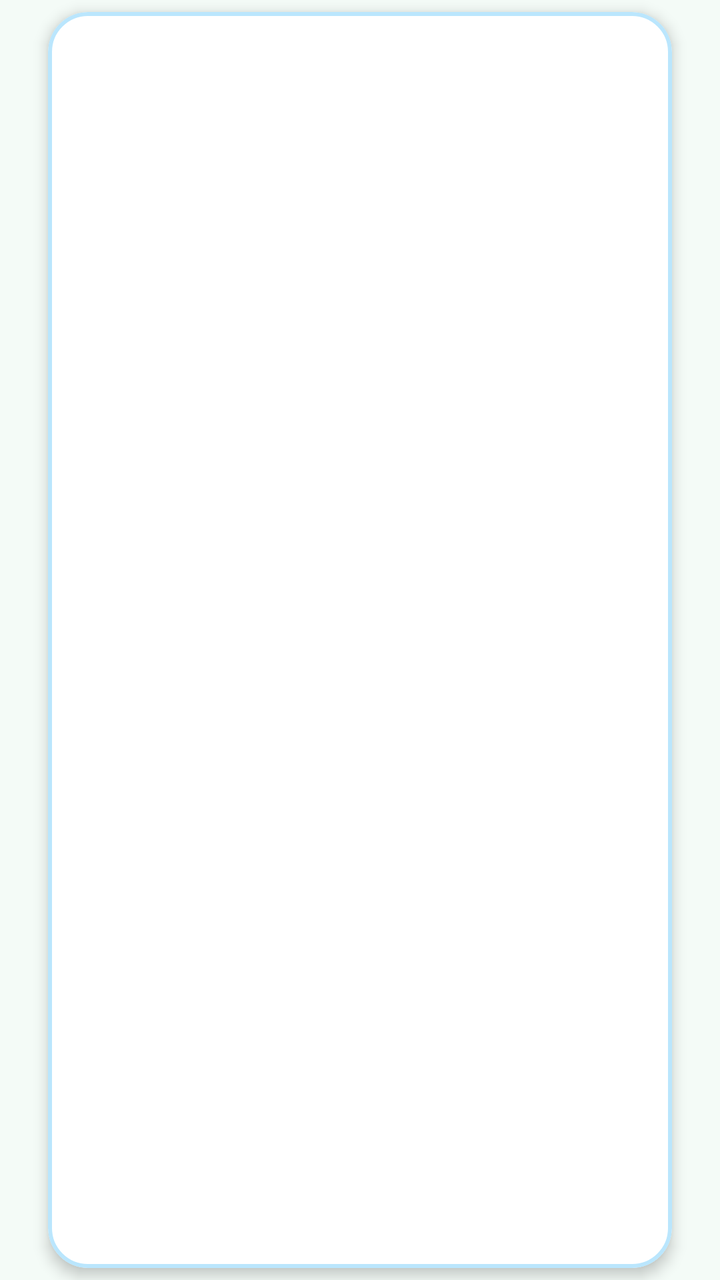
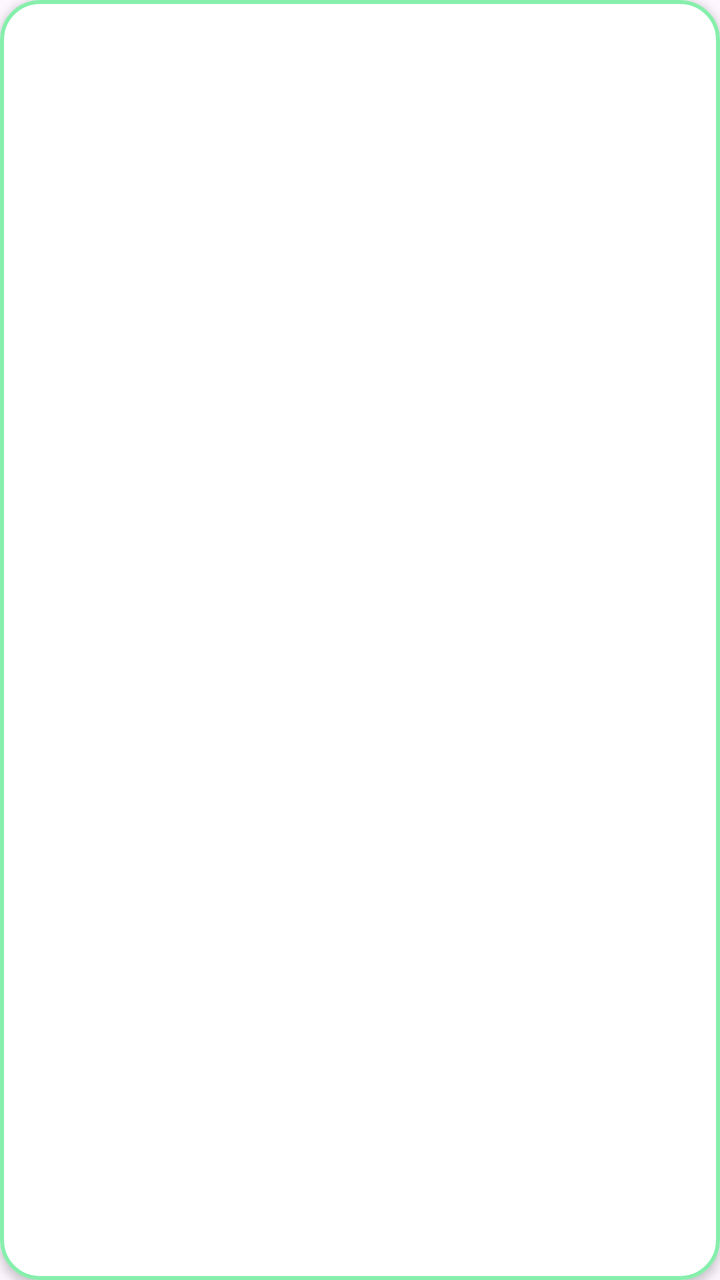

Before-and-after screenshots of an Android layout around one commit, followed by the original layout XML and the change that was made.
<!-- AndroidManifest.xml: application theme Theme.Material3.DayNight.NoActionBar -->
<!-- res/layout/fragment_fragment2.xml -->
<?xml version="1.0" encoding="utf-8"?>
<FrameLayout xmlns:android="http://schemas.android.com/apk/res/android"
    xmlns:app="http://schemas.android.com/apk/res-auto"
    xmlns:tools="http://schemas.android.com/tools"
    android:layout_width="match_parent"
    android:layout_height="match_parent"
    android:background="#F4FBF7"
    tools:context=".fragment2">

    <com.google.android.material.card.MaterialCardView
        android:layout_width="match_parent"
        android:layout_height="match_parent"
        android:layout_marginHorizontal="24dp"
        android:layout_marginVertical="6dp"
        app:cardBackgroundColor="#FFFFFF"
        app:cardCornerRadius="20dp"
        app:cardElevation="4dp"
        app:strokeColor="#BAE6FD"
        app:strokeWidth="2dp">

        <ListView
            android:id="@+id/listLaporanItems"
            android:layout_width="match_parent"
            android:layout_height="match_parent"
            android:clipToPadding="false"
            android:divider="@android:color/transparent"
            android:dividerHeight="4dp"
            android:nestedScrollingEnabled="true"
            android:padding="12dp" />

    </com.google.android.material.card.MaterialCardView>

</FrameLayout>
<!-- resources referenced by this layout -->
<resources>

</resources>

<!-- the commit's change to res/layout/fragment_fragment2.xml (unified diff, before → after) -->
@@ -1,33 +1,36 @@
 <?xml version="1.0" encoding="utf-8"?>
-<FrameLayout xmlns:android="http://schemas.android.com/apk/res/android"
+<androidx.constraintlayout.widget.ConstraintLayout xmlns:android="http://schemas.android.com/apk/res/android"
     xmlns:app="http://schemas.android.com/apk/res-auto"
     xmlns:tools="http://schemas.android.com/tools"
     android:layout_width="match_parent"
     android:layout_height="match_parent"
-    android:background="#F4FBF7"
     tools:context=".fragment2">
 
     <com.google.android.material.card.MaterialCardView
-        android:layout_width="match_parent"
-        android:layout_height="match_parent"
-        android:layout_marginHorizontal="24dp"
-        android:layout_marginVertical="6dp"
+        android:layout_width="0dp"
+        android:layout_height="0dp"
         app:cardBackgroundColor="#FFFFFF"
         app:cardCornerRadius="20dp"
-        app:cardElevation="4dp"
-        app:strokeColor="#BAE6FD"
-        app:strokeWidth="2dp">
+        app:cardElevation="3dp"
+        app:strokeColor="#86EFAC"
+        app:strokeWidth="2dp"
+        app:layout_constraintBottom_toBottomOf="parent"
+        app:layout_constraintEnd_toEndOf="parent"
+        app:layout_constraintStart_toStartOf="parent"
+        app:layout_constraintTop_toTopOf="parent">
 
-        <ListView
-            android:id="@+id/listLaporanItems"
+        
+
+        
+        <androidx.recyclerview.widget.RecyclerView
+            android:id="@+id/rvLaporanItems"
             android:layout_width="match_parent"
             android:layout_height="match_parent"
             android:clipToPadding="false"
-            android:divider="@android:color/transparent"
-            android:dividerHeight="4dp"
             android:nestedScrollingEnabled="true"
-            android:padding="12dp" />
+            android:padding="14dp"
+            android:scrollbars="none" />
 
     </com.google.android.material.card.MaterialCardView>
 
-</FrameLayout>
+</androidx.constraintlayout.widget.ConstraintLayout>
